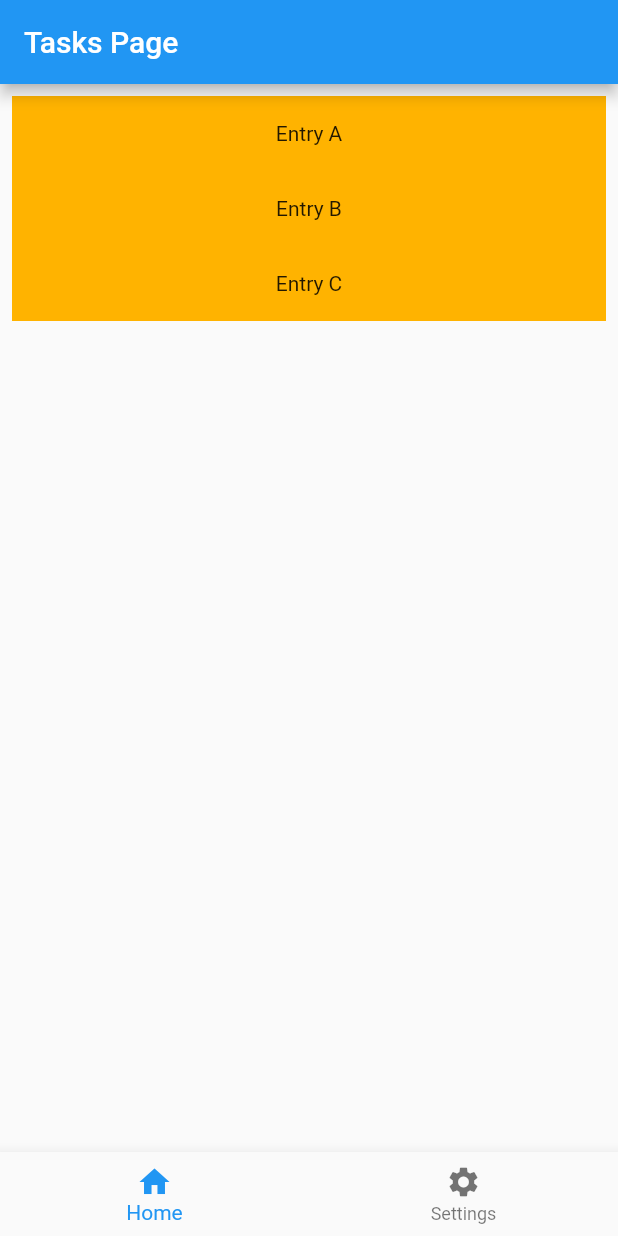
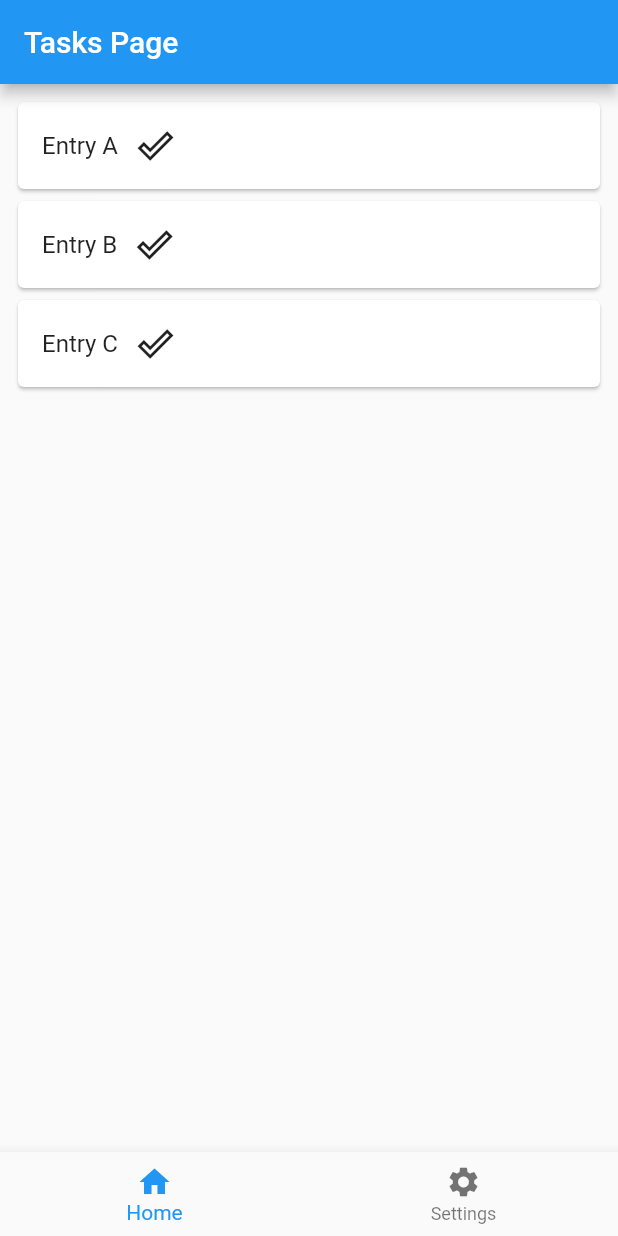
Before and after one commit to izszzz/habitism, a Flutter app: the screen it shows after launch, on a phone screen of 412 x 824 dp. Run offline on Flutter 3.47's test engine with Material 2 defaults, Android fonts, the phone set to English and light mode, and no system bars.

Commit message:
add done toggle button

```diff
--- /dev/null
+++ b/lib/src/components/button/toggle/done.dart
@@ -0,0 +1,19 @@
+import 'package:flutter/material.dart';
+
+class DoneToggleButtons extends StatelessWidget {
+  final List<bool> isSelected;
+  final void Function(int)? onPressed;
+  const DoneToggleButtons(
+      {super.key, required this.isSelected, this.onPressed});
+  @override
+  Widget build(BuildContext context) {
+    return ToggleButtons(
+      onPressed: onPressed,
+      isSelected: isSelected,
+      borderColor: Colors.transparent,
+      children: isSelected
+          .map((e) => Icon(e ? Icons.done_sharp : Icons.done_outline_sharp))
+          .toList(),
+    );
+  }
+}
--- a/lib/src/pages/task/index.dart
+++ b/lib/src/pages/task/index.dart
@@ -1,9 +1,17 @@
 import 'package:flutter/material.dart';
+import 'package:habitism/src/components/button/toggle/done.dart';
 
 import '../../components/bar/bottom_navigation.dart';
 
-class TasksPage extends StatelessWidget {
+class TasksPage extends StatefulWidget {
   const TasksPage({super.key});
+
+  @override
+  State<TasksPage> createState() => _TasksPageState();
+}
+
+class _TasksPageState extends State<TasksPage> {
+  List<bool> isSelected = [false];
   @override
   Widget build(BuildContext context) {
     return Scaffold(
@@ -14,11 +22,19 @@ class TasksPage extends StatelessWidget {
           child: ListView(
               padding: const EdgeInsets.all(8),
               children: ["Entry A", "Entry B", "Entry C"]
-                  .map((e) => Container(
-                        height: 50,
-                        color: Colors.amber[600],
-                        child: Center(child: Text(e)),
-                      ))
+                  .map((e) => Card(
+                          child: ListTile(
+                              title: Row(children: [
+                        Text(e),
+                        DoneToggleButtons(
+                          isSelected: isSelected,
+                          onPressed: (i) {
+                            setState(() {
+                              isSelected[i] = !isSelected[i];
+                            });
+                          },
+                        )
+                      ]))))
                   .toList())),
       bottomNavigationBar: bottomNavigationBar(),
     );
```
